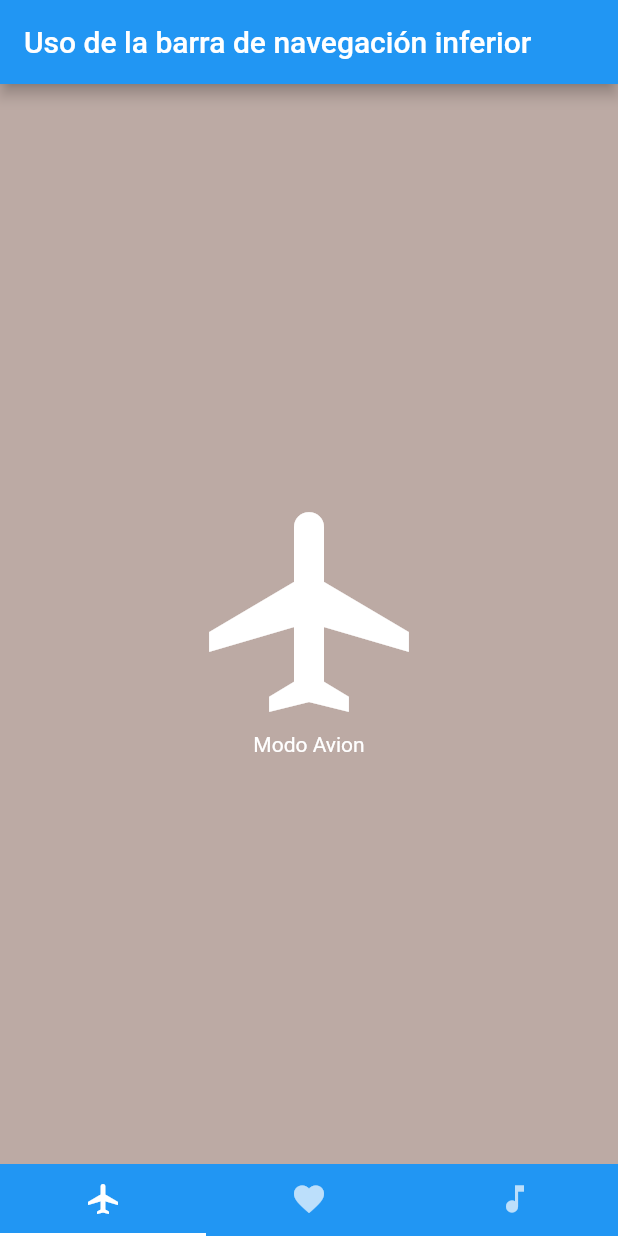
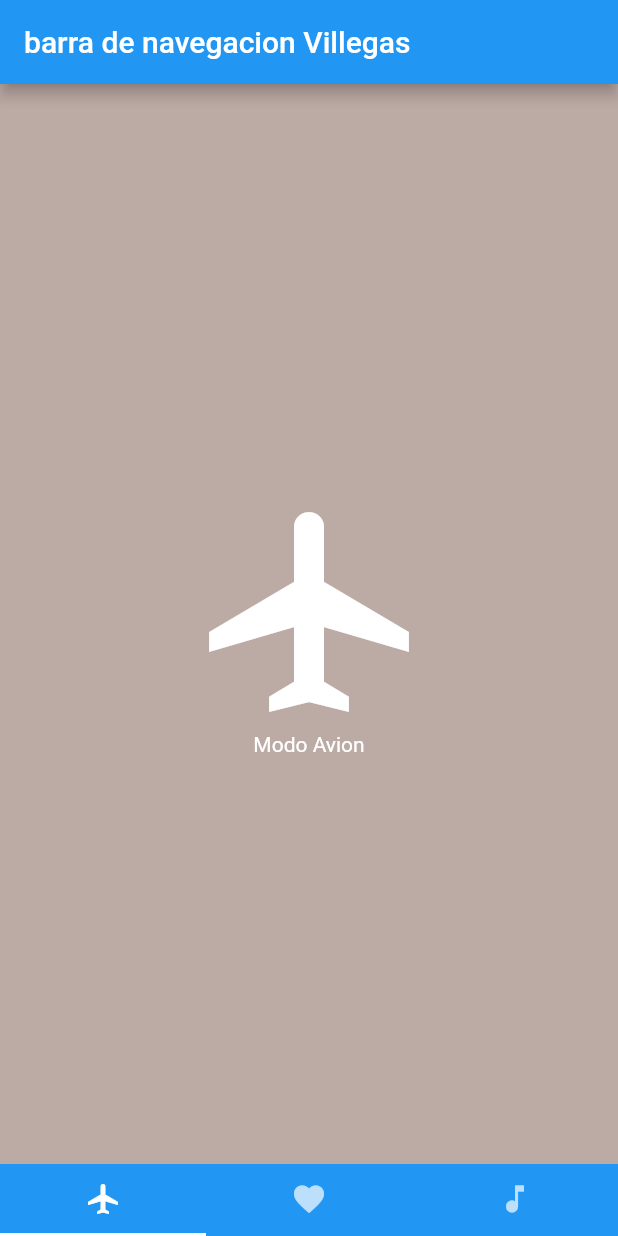
Before and after one commit to CamilaVS/act_5_android, a Flutter app: the screen it shows after launch, on a phone screen of 412 x 824 dp. Run offline on Flutter 3.47's test engine with Material 2 defaults, Android fonts, the phone set to English and light mode, and no system bars.

Commit message:
camila villegas

```diff
--- a/lib/main.dart
+++ b/lib/main.dart
@@ -38,7 +38,7 @@ class MiCasaState extends State<MiCasa> with SingleTickerProviderStateMixin {
     return Scaffold(
       // Appbar
       appBar: AppBar(
-        title: Text("Uso de la barra de navegación inferior"),
+        title: Text("barra de navegacion Villegas"),
         backgroundColor: Colors.blue,
       ),
       // Set the TabBar view as the body of the Scaffold
```
Also changed, not shown: 1 other file.
